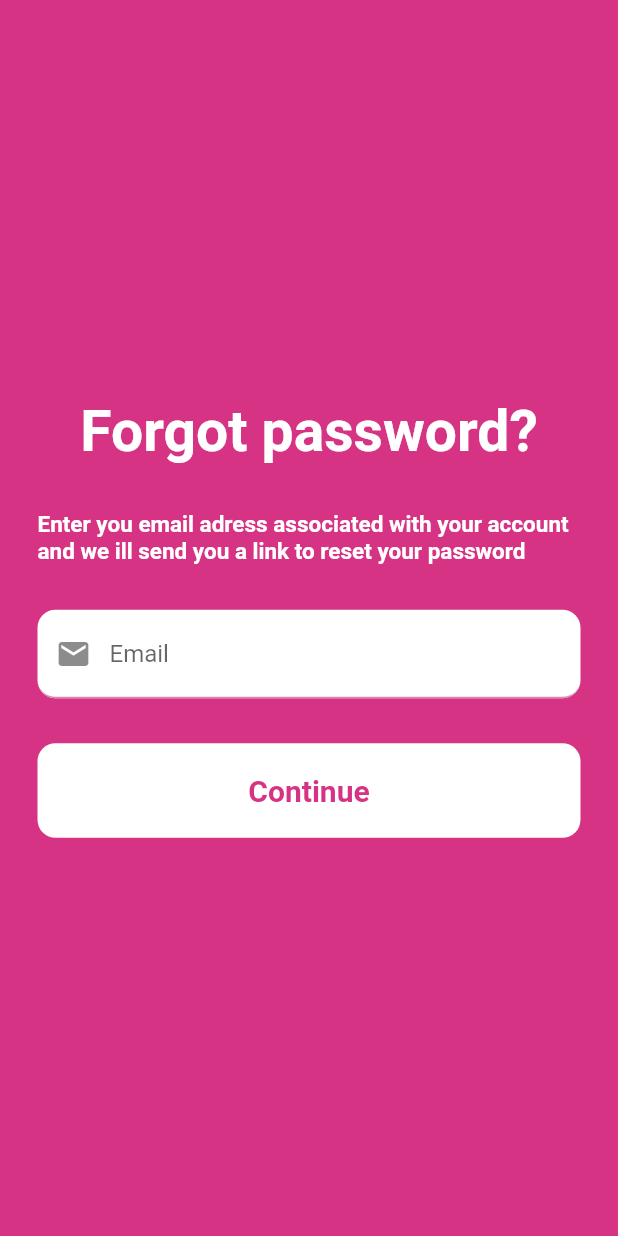
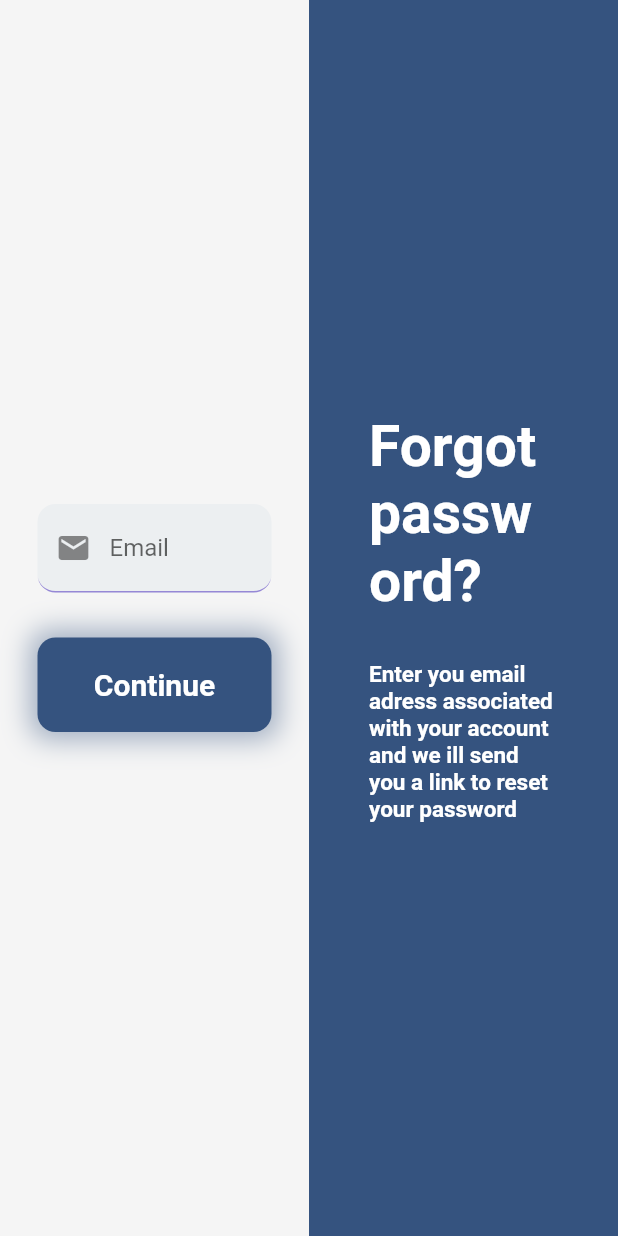
Before and after one commit to Evon09/Projeto-Eggs, a Flutter app: the forgotpasswordPage screen opened directly, on a phone screen of 412 x 824 dp. Run offline on Flutter 3.47's test engine with Material 2 defaults, Android fonts, the phone set to English and light mode, and no system bars; our stand-ins replace firebase_auth, firebase_core; missing offline and left inert: side_navigation; accounts and stored records are empty; network calls fail; statements that could not run were skipped.

Commit message:
sideBar add

```diff
--- a/lib/Auth/main_page.dart
+++ b/lib/Auth/main_page.dart
@@ -1,3 +1,4 @@
+import 'package:desktopeggs/Pages/dashboard.dart';
 import 'package:desktopeggs/Pages/forgot_pw_page.dart';
 import 'package:desktopeggs/Pages/login_page.dart';
 import 'package:desktopeggs/main.dart';
@@ -17,7 +18,7 @@ class MainPage extends StatelessWidget {
         stream: FirebaseAuth.instance.authStateChanges(),
         builder: (context, snapshot) {
           if (snapshot.hasData) {
-            return  forgotpasswordPage();
+            return  MainView();
           } else {
             return  AuthPage();
           }
--- a/lib/Pages/forgot_pw_page.dart
+++ b/lib/Pages/forgot_pw_page.dart
@@ -43,46 +43,37 @@ class _forgotpasswordPageState extends State<forgotpasswordPage> {
   @override
   Widget build(BuildContext context) {
     return Scaffold(
-      backgroundColor: Color(0xffd63384),
-      body: Column(mainAxisAlignment: MainAxisAlignment.center, children: [
-          Padding(
-          padding: const EdgeInsets.symmetric(horizontal: 25),
-          child: Text(
-            "Forgot password?",
-            textAlign: TextAlign.left,
-            style: TextStyle(fontSize: 38, fontWeight: FontWeight.bold, color: Colors.white)
-          ),
-        ),
-        SizedBox(
-          height: 30,
-        ),
+      backgroundColor: Color.fromARGB(255,245,245,245),
+      body:
 
-        Padding(
-          padding: const EdgeInsets.symmetric(horizontal: 25),
-          child: Text(
-            "Enter you email adress associated with your account and we ill send you a link to reset your password",
-            textAlign: TextAlign.left,
-            style: TextStyle(fontSize: 15, fontWeight: FontWeight.bold, color: Colors.white)
-          ),
-        ),
-        SizedBox(
-          height: 30,
-        ),
-        Padding(
+
+
+
+
+
+      Row(
+        mainAxisAlignment: MainAxisAlignment.center,
+
+        children: [
+           Expanded(
+          child:Column(
+            mainAxisAlignment: MainAxisAlignment.center,
+            children: [
+              Padding(
           padding: const EdgeInsets.symmetric(horizontal: 25),
           child: TextField(
               controller: _emailcontroller,
               decoration: InputDecoration(
               prefixIcon: Icon(Icons.email),
 	            hintStyle: TextStyle(color: Colors.grey),
-                  enabledBorder: UnderlineInputBorder(
-                      borderSide: BorderSide(color: Color(0xffd688b0)),
-                      borderRadius: BorderRadius.circular(12)),
-                  focusedBorder: UnderlineInputBorder(
-                      borderSide: BorderSide(color: Color(0xffd688b0)),
-                      borderRadius: BorderRadius.circular(12)),
-                  labelText: "Email",
-                  fillColor: Colors.white,
+                          enabledBorder: UnderlineInputBorder(
+                              borderSide: BorderSide(color: Color.fromARGB(255, 150, 136, 214)),
+                              borderRadius: BorderRadius.circular(12)),
+                          focusedBorder: UnderlineInputBorder(
+                              borderSide: BorderSide(color: Color.fromARGB(255, 141, 136, 214)),
+                              borderRadius: BorderRadius.circular(12)),
+                          labelText: "Email",
+                          fillColor: Color.fromARGB(255,236,239,241),
                   filled: true)),
                   ),
                  SizedBox(height: 30),
@@ -94,18 +85,71 @@ class _forgotpasswordPageState extends State<forgotpasswordPage> {
                     child: Container(
                         padding: const EdgeInsets.all(20),
                         decoration: BoxDecoration(
-                            color: Colors.white,
+                              boxShadow: [
+                              BoxShadow(
+                                color: Color.fromARGB(113,53, 83, 127),
+                                blurRadius: 15.0,
+                                spreadRadius: 5.0,
+                                offset: Offset(0.0, 0.0),
+                              ),
+                            ],
+                            color: Color.fromARGB(255,53, 83, 127),
                             borderRadius: BorderRadius.circular(12)),
                         child: Center(
                             child: Text(
                           "Continue",
                           style: TextStyle(
-                              color :Color(0xffd63384),
+                              color :Colors.white,
                               fontWeight: FontWeight.bold,
                               fontSize: 20),
                         ))),
                   ),
                 ),
+            ],)
+          ),
+
+          Expanded(
+            child:
+            Container(
+
+              color: Color.fromARGB(255,53, 83, 127),
+            child:Column(
+              mainAxisAlignment: MainAxisAlignment.center,
+
+              children: [
+                      Padding(
+                padding: const EdgeInsets.symmetric(horizontal: 40),
+                child: Text(
+                  "Forgot password?",
+                  textAlign: TextAlign.left,
+                  style: TextStyle(fontSize: 38, fontWeight: FontWeight.bold, color: Colors.white)
+                ),
+              ),
+              SizedBox(
+                height: 30,
+              ),
+
+              Padding(
+                padding: const EdgeInsets.symmetric(horizontal: 40),
+                child: Text(
+                  "Enter you email adress associated with your account and we ill send you a link to reset your password",
+                  textAlign: TextAlign.left,
+                  style: TextStyle(fontSize: 15, fontWeight: FontWeight.bold, color: Colors.white)
+                ),
+              ),
+
+              ],
+            ),
+            )
+            ),
+
+        /*
+
+
+
+         */
+
+
       ]),
 
     );
--- a/pubspec.yaml
+++ b/pubspec.yaml
@@ -41,6 +41,7 @@ dependencies:
   bottom_navy_bar: ^6.0.0
   firebase_core_desktop: ^1.0.2
   cloud_firestore: ^4.3.1
+  side_navigation: ^1.0.4
 
 dev_dependencies:
   flutter_test:
```
Also changed, not shown: lib/MyNevBar.dart (+54 -67 lines), lib/Pages/dashboard.dart (added, +28 -0 lines), lib/Pages/login_page.dart (+12 -23 lines), pubspec.lock.
